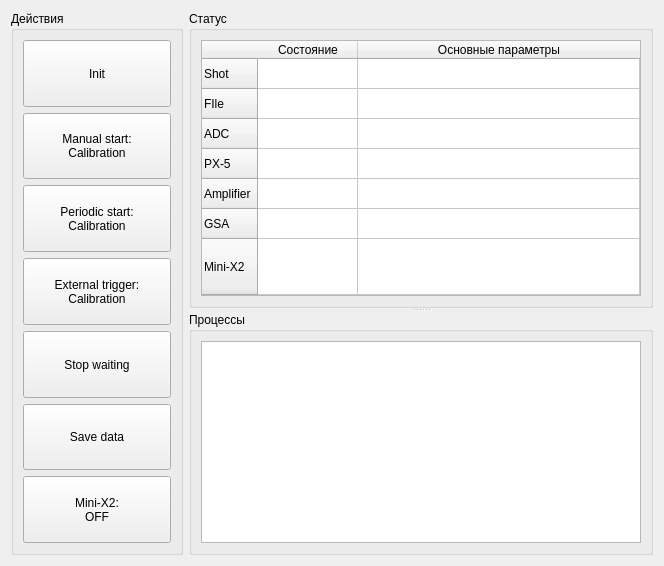
The window that ui/CentralWidgetUIDesign.ui (AVSidorov/FT2SXR) describes before a commit, drawn with Qt 5.
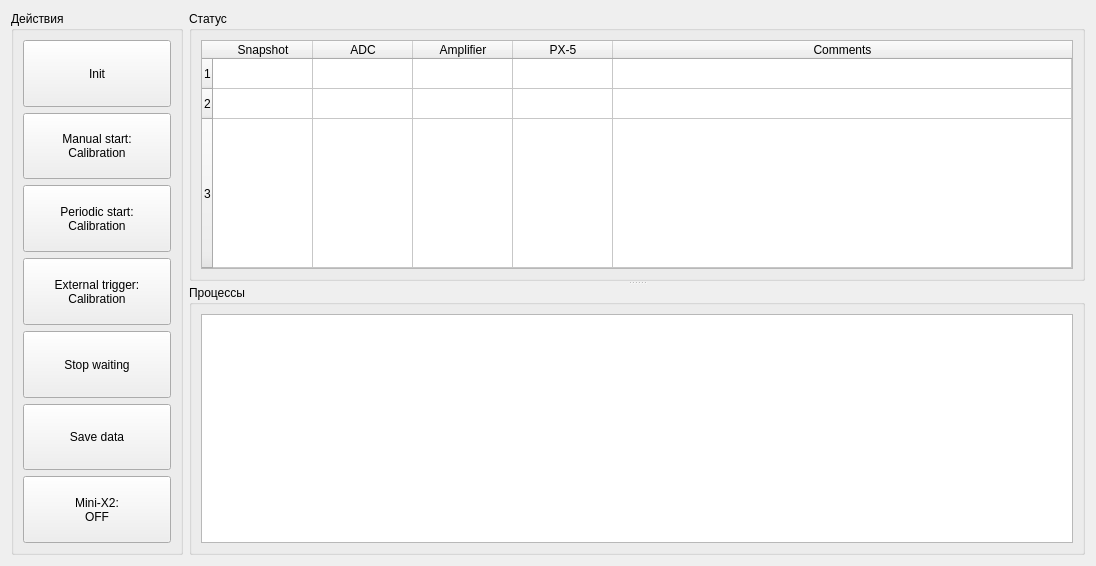
The same window after the commit.

Commit message: memory clears then click on close button

Diff of the .ui file:
```diff
--- a/ui/CentralWidgetUIDesign.ui
+++ b/ui/CentralWidgetUIDesign.ui
@@ -9,7 +9,7 @@
    <rect>
     <x>0</x>
     <y>0</y>
-    <width>664</width>
+    <width>1096</width>
     <height>566</height>
    </rect>
   </property>
@@ -279,79 +279,44 @@
          </attribute>
          <row>
           <property name="text">
-           <string>Shot</string>
+           <string>1</string>
           </property>
          </row>
          <row>
           <property name="text">
-           <string>FIle</string>
+           <string>2</string>
           </property>
          </row>
          <row>
+          <property name="text">
+           <string>3</string>
+          </property>
+         </row>
+         <column>
+          <property name="text">
+           <string>Snapshot</string>
+          </property>
+         </column>
+         <column>
           <property name="text">
            <string>ADC</string>
           </property>
-         </row>
-         <row>
-          <property name="text">
-           <string>PX-5</string>
-          </property>
-         </row>
-         <row>
+         </column>
+         <column>
           <property name="text">
            <string>Amplifier</string>
           </property>
-         </row>
-         <row>
-          <property name="text">
-           <string>GSA</string>
-          </property>
-         </row>
-         <row>
-          <property name="text">
-           <string>Mini-X2</string>
-          </property>
-         </row>
+         </column>
          <column>
           <property name="text">
-           <string>Состояние</string>
+           <string>PX-5</string>
           </property>
          </column>
          <column>
           <property name="text">
-           <string>Основные параметры</string>
+           <string>Comments</string>
           </property>
          </column>
-         <item row="0" column="0">
-          <property name="text">
-           <string/>
-          </property>
-         </item>
-         <item row="0" column="1">
-          <property name="text">
-           <string/>
-          </property>
-         </item>
-         <item row="1" column="0">
-          <property name="text">
-           <string/>
-          </property>
-         </item>
-         <item row="2" column="0">
-          <property name="text">
-           <string/>
-          </property>
-         </item>
-         <item row="3" column="0">
-          <property name="text">
-           <string/>
-          </property>
-         </item>
-         <item row="6" column="0">
-          <property name="text">
-           <string/>
-          </property>
-         </item>
         </widget>
        </item>
       </layout>
```
The commit also changes 7 other files.
